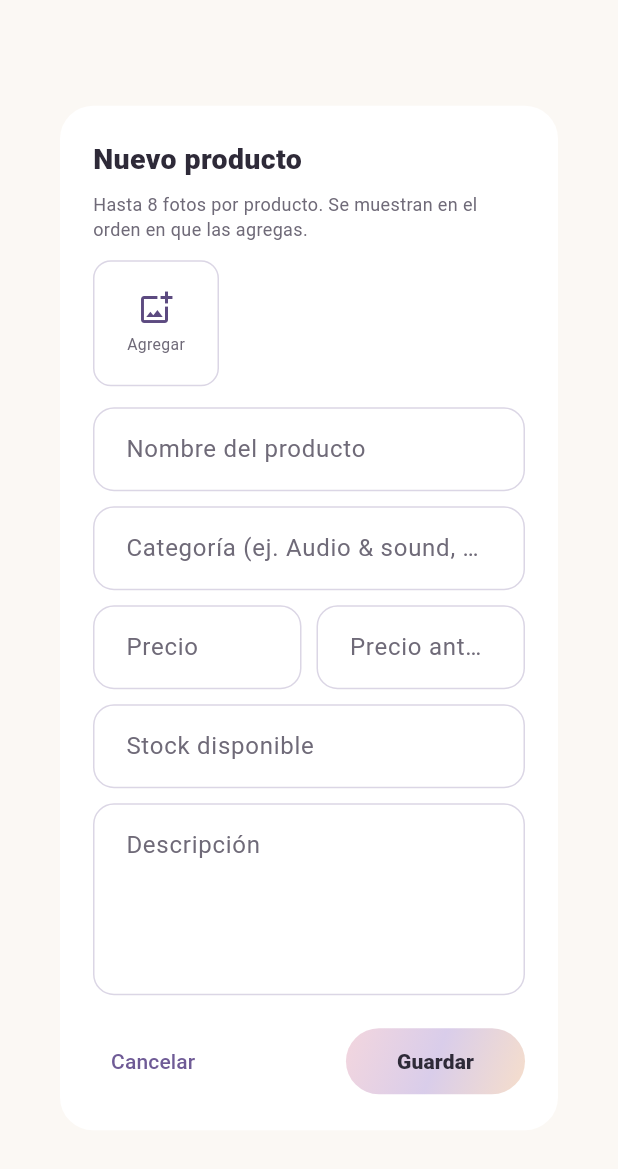
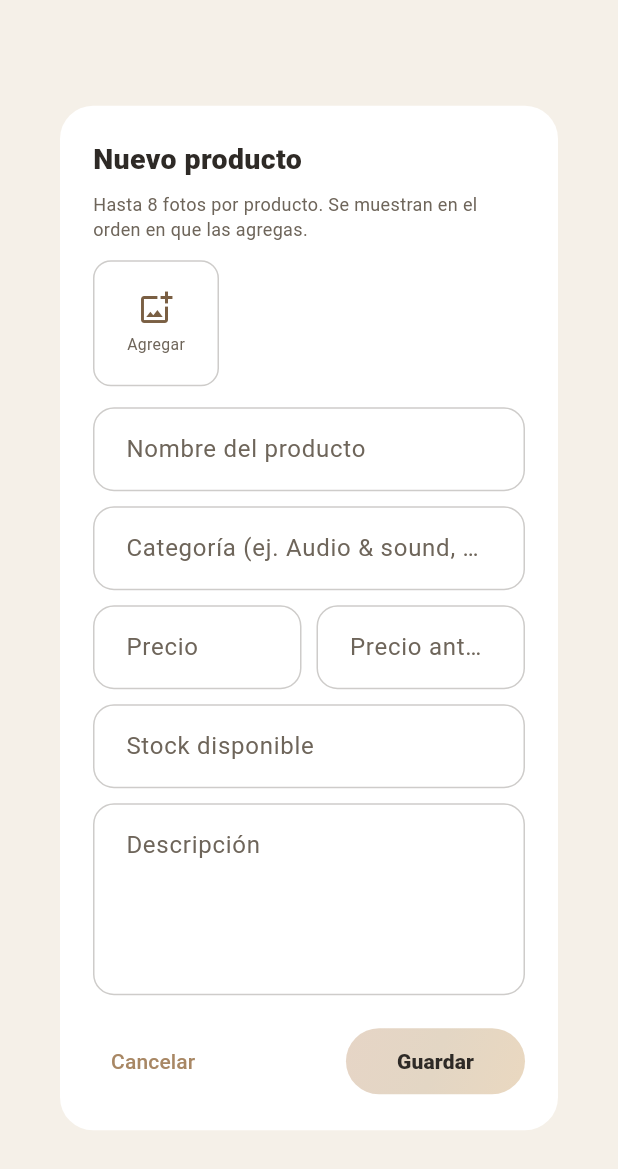
Before and after one commit to johanfelipecastillo8-ui/TrianMax, a Flutter app: the ProductFormDialog widget shown alone on an empty page, opened directly with empty values, on a phone screen of 412 x 824 dp. Shown: the top 1169 px of the screen. Run offline on Flutter 3.47's test engine with Material 3 defaults, Android fonts, the phone set to English and light mode, and no system bars; our stand-ins replace material_ui, web; network calls fail.

Commit message:
Cambia la app a una paleta sobria con beige principal

```diff
--- a/app/lib/core/theme.dart
+++ b/app/lib/core/theme.dart
@@ -1,43 +1,51 @@
 import 'package:material_ui/material_ui.dart';
 
 class T {
-  // Paleta pastel elegante: crema cálido, lavanda suave, rosa empolvado y menta salvia.
-  static const bg = Color(0xFFFBF8F4);
+  // Paleta sobria con beige como color principal: arena, taupe, grafito y oliva.
+  static const bg = Color(0xFFF5F0E8);
   static const surface = Color(0xFFFFFFFF);
-  static const surface2 = Color(0xFFF4EDE8);
-  static const ink = Color(0xFF2E2A38);
+  static const surface2 = Color(0xFFF0E7DA);
+  static const ink = Color(0xFF2E2A26);
   static const text = ink;
-  static const muted = Color(0xFF6F6A78);
+  static const muted = Color(0xFF6E655A);
   static const onAccent = ink;
 
-  static const lavender = Color(0xFFD9CDEA);
-  static const lavenderDeep = Color(0xFF6F5B96);
-  static const plum = Color(0xFF5C4A80);
-  static const blush = Color(0xFFF3D6DE);
-  static const blushDeep = Color(0xFFA66B80);
-  static const peach = Color(0xFFF6DECB);
-  static const peachDeep = Color(0xFFB87A56);
-  static const mint = Color(0xFFD6EADB);
-  static const mintDeep = Color(0xFF4F8068);
-  static const sky = Color(0xFFD7E6F0);
-  static const skyDeep = Color(0xFF5C7F9E);
-  static const butter = Color(0xFFF4E4BC);
+  // Beige principal y sus variaciones.
+  static const beige = Color(0xFFD8C4A8);
+  static const beigeDeep = Color(0xFFA88764);
+  static const beigeInk = Color(0xFF6E563D);
+  static const taupe = Color(0xFF8A735C);
+  static const slate = Color(0xFF5A6470);
+  static const olive = Color(0xFF5F7A63);
+  static const ochre = Color(0xFFA9784F);
+
+  // Nombres anteriores conservados para no romper el resto de la app.
+  static const lavender = Color(0xFFE3D6C4);
+  static const lavenderDeep = beigeDeep;
+  static const blush = Color(0xFFE6D5C6);
+  static const blushDeep = Color(0xFFA07F66);
+  static const peach = Color(0xFFEAD8C0);
+  static const peachDeep = ochre;
+  static const mint = Color(0xFFD8E0D2);
+  static const mintDeep = olive;
+  static const sky = Color(0xFFDCE0E4);
+  static const skyDeep = slate;
+  static const butter = Color(0xFFEAD9B8);
 
   // Lavados suaves para fondos, badges y estados.
-  static const lavenderWash = Color(0x33D9CDEA);
-  static const blushWash = Color(0x33F3D6DE);
-  static const peachWash = Color(0x33F6DECB);
-  static const mintWash = Color(0x33D6EADB);
+  static const lavenderWash = Color(0x33E3D6C4);
+  static const blushWash = Color(0x33E6D5C6);
+  static const peachWash = Color(0x33EAD8C0);
+  static const mintWash = Color(0x33D8E0D2);
 
-  // Nombres anteriores conservados para no romper el resto de la app.
-  static const gold = lavenderDeep;
-  static const goldLight = lavenderDeep;
-  static const goldDark = plum;
-  static const green = mintDeep;
-  static const danger = Color(0xFFD98A98);
-  static const dangerDeep = Color(0xFFB85C70);
-  static const line = Color(0x406F5B96);
-  static const softLine = Color(0x2E2E2A38);
+  static const gold = beigeDeep;
+  static const goldLight = beigeInk;
+  static const goldDark = Color(0xFF7A5F43);
+  static const green = olive;
+  static const danger = Color(0xFFBD6F66);
+  static const dangerDeep = Color(0xFF9C4F47);
+  static const line = Color(0x403A332B);
+  static const softLine = Color(0x262E2A26);
 
   // Gradiente profundo para logotipos sobre fondos claros.
   static const goldGradient = LinearGradient(
@@ -46,7 +54,7 @@ class T {
     colors: [blushDeep, lavenderDeep, peachDeep],
   );
 
-  // Gradiente suave para botones, badges y fondos.
+  // Gradiente beige suave para botones, badges y fondos.
   static const softGradient = LinearGradient(
     begin: Alignment.topLeft,
     end: Alignment.bottomRight,
@@ -54,16 +62,16 @@ class T {
   );
 
   static const mintGradient = LinearGradient(
-    colors: [mint, Color(0xFFC3DFCB)],
+    colors: [mint, Color(0xFFC7D2C0)],
   );
 
   static ThemeData get theme => ThemeData(
         useMaterial3: true,
         scaffoldBackgroundColor: bg,
         colorScheme: const ColorScheme.light(
-          primary: lavenderDeep,
+          primary: beigeDeep,
           onPrimary: onAccent,
-          secondary: blush,
+          secondary: beige,
           onSecondary: onAccent,
           surface: surface,
           onSurface: text,
@@ -87,7 +95,7 @@ class T {
           ),
           focusedBorder: OutlineInputBorder(
             borderRadius: BorderRadius.circular(14),
-            borderSide: const BorderSide(color: lavenderDeep, width: 1.4),
+            borderSide: const BorderSide(color: beigeDeep, width: 1.4),
           ),
           errorBorder: OutlineInputBorder(
             borderRadius: BorderRadius.circular(14),
--- a/app/lib/screens/admin/product_form_dialog.dart
+++ b/app/lib/screens/admin/product_form_dialog.dart
@@ -245,7 +245,7 @@ class _ProductFormDialogState extends State<ProductFormDialog> {
             child: Container(
               width: 22,
               height: 22,
-              decoration: const BoxDecoration(color: Color(0xE6F7F2EC), shape: BoxShape.circle),
+              decoration: const BoxDecoration(color: Color(0xF2F5F0E8), shape: BoxShape.circle),
               child: const Icon(Icons.close, size: 14, color: T.onAccent),
             ),
           ),
@@ -256,7 +256,7 @@ class _ProductFormDialogState extends State<ProductFormDialog> {
             bottom: 4,
             child: Container(
               padding: const EdgeInsets.symmetric(horizontal: 5, vertical: 2),
-              decoration: BoxDecoration(color: const Color(0xE6F7F2EC), borderRadius: BorderRadius.circular(6)),
+              decoration: BoxDecoration(color: const Color(0xF2F5F0E8), borderRadius: BorderRadius.circular(6)),
               child: const Text('Principal', style: TextStyle(color: T.goldLight, fontSize: 8.5, fontWeight: FontWeight.w700)),
             ),
           ),
--- a/app/lib/widgets/product_image.dart
+++ b/app/lib/widgets/product_image.dart
@@ -41,7 +41,7 @@ class ProductImage extends StatelessWidget {
         gradient: RadialGradient(
           center: Alignment(0, -0.4),
           radius: 1.1,
-          colors: [Color(0xFFF3ECE4), T.bg],
+          colors: [Color(0xFFF0E8DC), T.bg],
         ),
       ),
       child: Center(
--- a/app/lib/widgets/product_image_carousel.dart
+++ b/app/lib/widgets/product_image_carousel.dart
@@ -115,9 +115,9 @@ class _ProductImageCarouselState extends State<ProductImageCarousel> {
                       width: active ? 14 : 6,
                       height: 6,
                       decoration: BoxDecoration(
-                        color: active ? T.lavenderDeep : const Color(0x99E8C9D3),
+                        color: active ? T.lavenderDeep : const Color(0x99E3D6C4),
                         borderRadius: BorderRadius.circular(99),
-                        boxShadow: const [BoxShadow(color: Color(0x33443A55), blurRadius: 3)],
+                        boxShadow: const [BoxShadow(color: Color(0x33443A32), blurRadius: 3)],
                       ),
                     );
                   }),
@@ -139,7 +139,7 @@ class _ProductImageCarouselState extends State<ProductImageCarousel> {
           width: 28,
           height: 28,
           decoration: BoxDecoration(
-            color: const Color(0xE6F7F2EC),
+            color: const Color(0xF2F5F0E8),
             shape: BoxShape.circle,
             border: Border.all(color: T.line),
           ),
--- a/app/lib/widgets/product_sheet.dart
+++ b/app/lib/widgets/product_sheet.dart
@@ -32,7 +32,7 @@ class _ProductSheetState extends State<ProductSheet> {
           border: Border(top: BorderSide(color: T.line)),
         ),
         child: ListView(controller: ctrl, padding: const EdgeInsets.fromLTRB(20, 12, 20, 30), children: [
-          Center(child: Container(width: 44, height: 5, decoration: BoxDecoration(color: const Color(0x33706A78), borderRadius: BorderRadius.circular(99)))),
+          Center(child: Container(width: 44, height: 5, decoration: BoxDecoration(color: const Color(0x334A4138), borderRadius: BorderRadius.circular(99)))),
           const SizedBox(height: 14),
           Stack(children: [
             ClipRRect(
@@ -49,7 +49,7 @@ class _ProductSheetState extends State<ProductSheet> {
             Positioned(
               top: 10, right: 10,
               child: CircleAvatar(
-                backgroundColor: const Color(0xE6F7F2EC),
+                backgroundColor: const Color(0xF2F5F0E8),
                 child: IconButton(
                   icon: const Icon(Icons.close, size: 18),
                   color: T.text,
```
Also changed, not shown: 7 other files.
